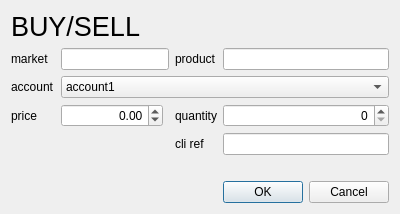
Before: the Qt Designer form src/qt_components/src/qeditorder.ui in jleahred/maiquel-toolkit-cpp, drawn with Qt 5.
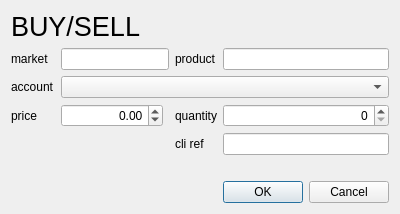
After: the same form once the commit is applied. Icons and pictures are not drawn. Custom widgets are drawn as their Qt base class.

```diff
--- a/src/qt_components/src/qeditorder.ui
+++ b/src/qt_components/src/qeditorder.ui
@@ -91,16 +91,6 @@
        <verstretch>0</verstretch>
       </sizepolicy>
      </property>
-     <item>
-      <property name="text">
-       <string>account1</string>
-      </property>
-     </item>
-     <item>
-      <property name="text">
-       <string>account2</string>
-      </property>
-     </item>
     </widget>
    </item>
    <item row="3" column="0">
```
